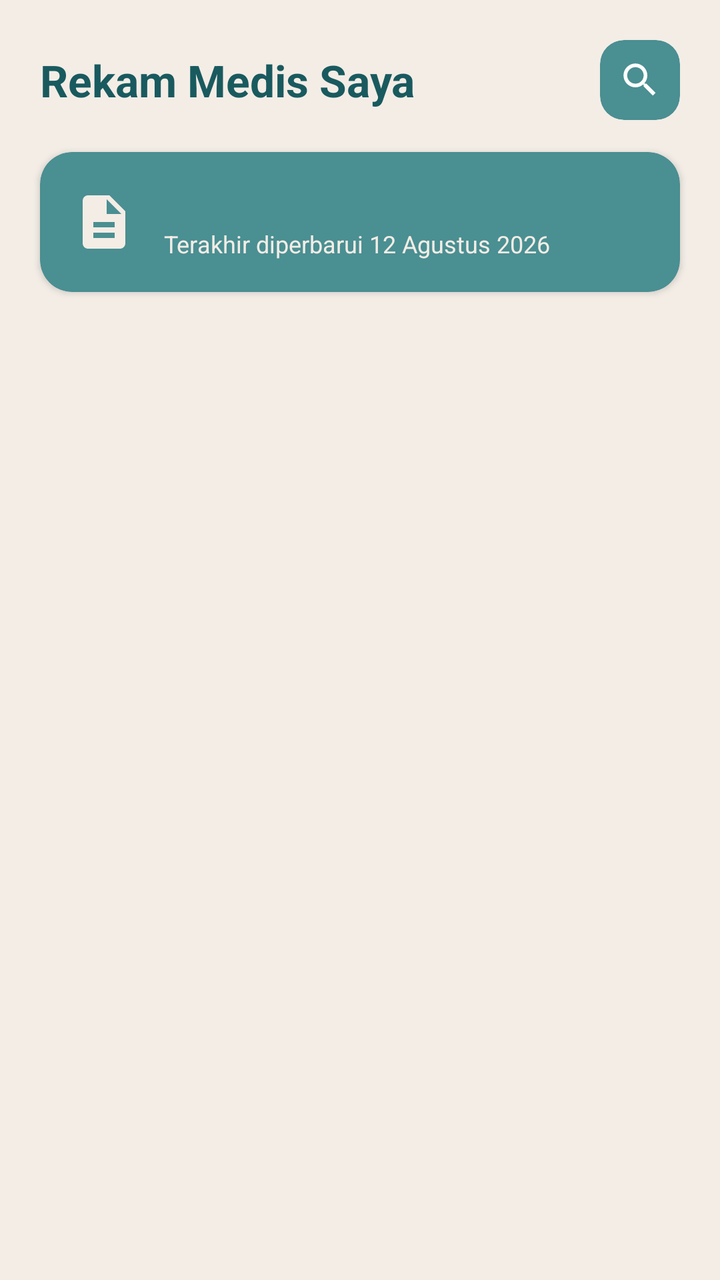
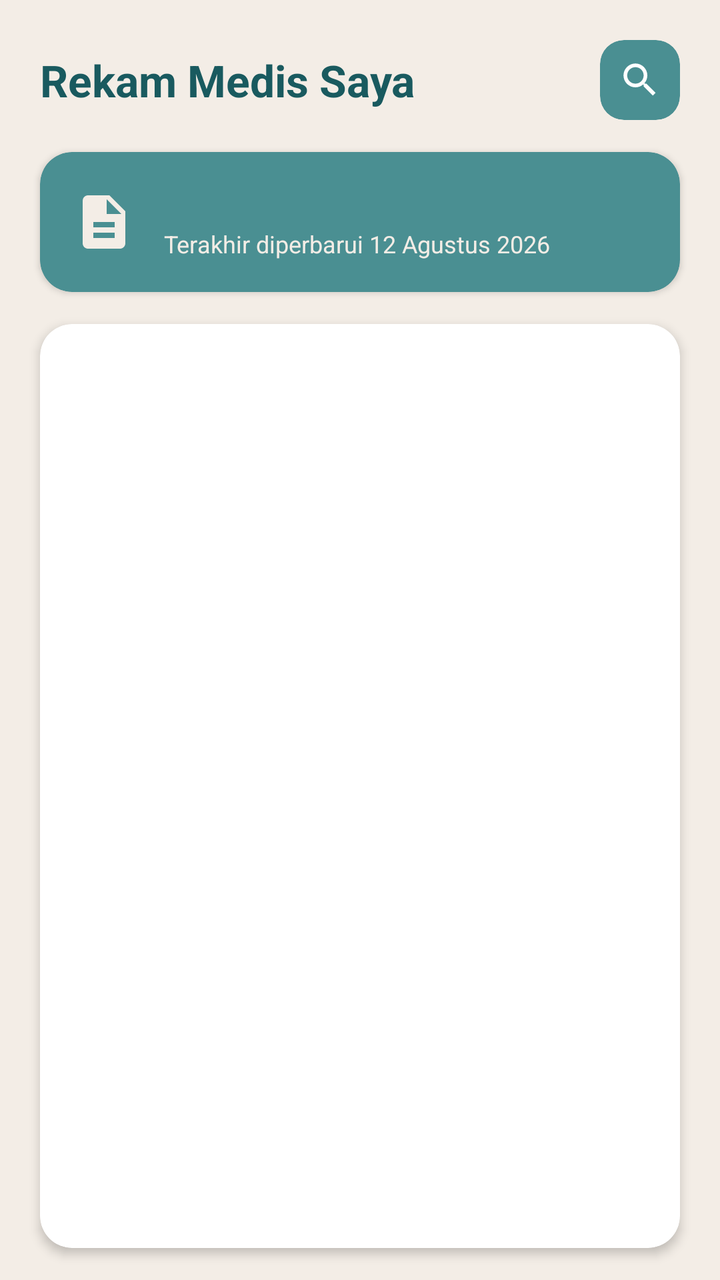

The first picture is an Android layout as it rendered before a commit; the second is the same layout after the commit. The layout source and the unified diff follow.
<!-- AndroidManifest.xml: application theme Theme.Project_Juwan -->
<!-- res/layout/fragment_rekam.xml -->
<?xml version="1.0" encoding="utf-8"?>
<LinearLayout xmlns:android="http://schemas.android.com/apk/res/android"
    xmlns:app="http://schemas.android.com/apk/res-auto"
    android:layout_width="match_parent"
    android:layout_height="match_parent"
    android:background="@color/warm_white"
    android:orientation="vertical">

    
    <LinearLayout
        android:layout_width="match_parent"
        android:layout_height="wrap_content"
        android:layout_marginStart="20dp"
        android:layout_marginTop="20dp"
        android:layout_marginEnd="20dp"
        android:gravity="center_vertical"
        android:orientation="horizontal">

        <TextView
            android:layout_width="0dp"
            android:layout_height="wrap_content"
            android:layout_weight="1"
            android:text="Rekam Medis Saya"
            android:textColor="@color/deep_teal"
            android:textSize="22sp"
            android:textStyle="bold" />

        <com.google.android.material.card.MaterialCardView
            android:layout_width="40dp"
            android:layout_height="40dp"
            app:cardBackgroundColor="@color/soft_teal"
            app:cardCornerRadius="12dp"
            app:cardElevation="0dp">

            <ImageView
                android:layout_width="22dp"
                android:layout_height="22dp"
                android:layout_gravity="center"
                android:contentDescription="Cari"
                android:src="@drawable/ic_search"
                app:tint="@color/white" />
        </com.google.android.material.card.MaterialCardView>
    </LinearLayout>

    
    <com.google.android.material.card.MaterialCardView
        android:layout_width="match_parent"
        android:layout_height="wrap_content"
        android:layout_marginStart="20dp"
        android:layout_marginTop="16dp"
        android:layout_marginEnd="20dp"
        app:cardBackgroundColor="@color/soft_teal"
        app:cardCornerRadius="16dp"
        app:cardElevation="2dp">

        <LinearLayout
            android:layout_width="match_parent"
            android:layout_height="wrap_content"
            android:gravity="center_vertical"
            android:orientation="horizontal"
            android:padding="16dp">

            <ImageView
                android:layout_width="32dp"
                android:layout_height="32dp"
                android:contentDescription="Ikon rekam medis"
                android:src="@drawable/ic_description"
                app:tint="@color/warm_white" />

            <LinearLayout
                android:layout_width="0dp"
                android:layout_height="wrap_content"
                android:layout_marginStart="14dp"
                android:layout_weight="1"
                android:orientation="vertical">

                <TextView
                    android:id="@+id/tvJumlah"
                    android:layout_width="wrap_content"
                    android:layout_height="wrap_content"
                    android:textColor="@color/warm_white"
                    android:textSize="16sp"
                    android:textStyle="bold" />

                <TextView
                    android:layout_width="wrap_content"
                    android:layout_height="wrap_content"
                    android:text="Terakhir diperbarui 12 Agustus 2026"
                    android:textColor="@color/warm_white"
                    android:textSize="12sp" />
            </LinearLayout>
        </LinearLayout>
    </com.google.android.material.card.MaterialCardView>

    
    <ListView
        android:id="@+id/listRekam"
        android:layout_width="match_parent"
        android:layout_height="0dp"
        android:layout_marginTop="16dp"
        android:layout_weight="1"
        android:clipToPadding="false"
        android:divider="@android:color/transparent"
        android:dividerHeight="0dp"
        android:paddingStart="20dp"
        android:paddingEnd="20dp"
        android:paddingBottom="16dp" />

</LinearLayout>
<!-- resources referenced by this layout -->
<resources>
  <color name="deep_teal">#195A5F</color>
  <color name="soft_teal">#4A8F92</color>
  <color name="warm_white">#F3EDE6</color>
  <color name="white">#FFFFFF</color>
  <!-- drawable ic_description (drawable) -->
  <vector xmlns:android="http://schemas.android.com/apk/res/android"
      android:width="24dp"
      android:height="24dp"
      android:viewportWidth="24"
      android:viewportHeight="24">
      <path
          android:fillColor="#FF000000"
          android:pathData="M14,2H6c-1.1,0 -1.99,0.9 -1.99,2L4,20c0,1.1 0.89,2 1.99,2H18c1.1,0 2,-0.9 2,-2V8l-6,-6zM16,18H8v-2h8v2zM16,14H8v-2h8v2zM13,9V3.5L18.5,9H13z" />
  </vector>
  <!-- drawable ic_search (drawable) -->
  <vector xmlns:android="http://schemas.android.com/apk/res/android"
      android:width="24dp"
      android:height="24dp"
      android:viewportWidth="24"
      android:viewportHeight="24">
      <path
          android:fillColor="#FF000000"
          android:pathData="M15.5,14h-0.79l-0.28,-0.27C15.41,12.59 16,11.11 16,9.5 16,5.91 13.09,3 9.5,3S3,5.91 3,9.5 5.91,16 9.5,16c1.61,0 3.09,-0.59 4.23,-1.57l0.27,0.28v0.79l5,4.99L20.49,19l-4.99,-5zM9.5,14C7.01,14 5,11.99 5,9.5S7.01,5 9.5,5 14,7.01 14,9.5 11.99,14 9.5,14z" />
  </vector>
  <style name="Theme.Project_Juwan" parent="Base.Theme.Project_Juwan" />
  <style name="Base.Theme.Project_Juwan" parent="Theme.MaterialComponents.DayNight.NoActionBar">        
          
      </style>
</resources>

<!-- the commit's change to res/layout/fragment_rekam.xml (unified diff, before → after) -->
@@ -93,17 +93,22 @@
     </com.google.android.material.card.MaterialCardView>
 
     
-    <ListView
-        android:id="@+id/listRekam"
+    <com.google.android.material.card.MaterialCardView
         android:layout_width="match_parent"
         android:layout_height="0dp"
+        android:layout_marginStart="20dp"
         android:layout_marginTop="16dp"
+        android:layout_marginEnd="20dp"
+        android:layout_marginBottom="16dp"
         android:layout_weight="1"
-        android:clipToPadding="false"
-        android:divider="@android:color/transparent"
-        android:dividerHeight="0dp"
-        android:paddingStart="20dp"
-        android:paddingEnd="20dp"
-        android:paddingBottom="16dp" />
+        app:cardBackgroundColor="@color/white"
+        app:cardCornerRadius="16dp"
+        app:cardElevation="3dp">
+
+        <ListView
+            android:id="@+id/listRekam"
+            android:layout_width="match_parent"
+            android:layout_height="match_parent" />
+    </com.google.android.material.card.MaterialCardView>
 
 </LinearLayout>
